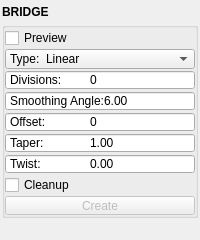
This is mayatk/edit_utils/bridge.ui in m3trik/mayatk as Qt 5 draws it before an edit. The edited form follows.
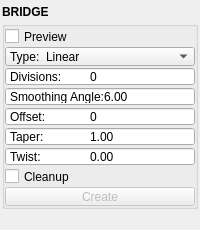
This is the edited form. Custom widgets are drawn as their Qt base class.

```diff
--- a/mayatk/edit_utils/bridge.ui
+++ b/mayatk/edit_utils/bridge.ui
@@ -55,13 +55,13 @@
         <property name="minimumSize">
          <size>
           <width>0</width>
-          <height>20</height>
+          <height>19</height>
          </size>
         </property>
         <property name="maximumSize">
          <size>
           <width>16777215</width>
-          <height>20</height>
+          <height>19</height>
          </size>
         </property>
         <property name="font">
@@ -109,13 +109,13 @@
              <property name="minimumSize">
               <size>
                <width>0</width>
-               <height>20</height>
+               <height>19</height>
               </size>
              </property>
              <property name="maximumSize">
               <size>
                <width>16777215</width>
-               <height>20</height>
+               <height>19</height>
               </size>
              </property>
              <property name="toolTip">
@@ -142,13 +142,13 @@
            <property name="minimumSize">
             <size>
              <width>0</width>
-             <height>20</height>
+             <height>19</height>
             </size>
            </property>
            <property name="maximumSize">
             <size>
              <width>16777215</width>
-             <height>20</height>
+             <height>19</height>
             </size>
            </property>
            <property name="toolTip">
@@ -229,13 +229,13 @@
            <property name="minimumSize">
             <size>
              <width>0</width>
-             <height>20</height>
+             <height>19</height>
             </size>
            </property>
            <property name="maximumSize">
             <size>
              <width>16777215</width>
-             <height>20</height>
+             <height>19</height>
             </size>
            </property>
            <property name="toolTip">
@@ -260,13 +260,13 @@
            <property name="minimumSize">
             <size>
              <width>0</width>
-             <height>20</height>
+             <height>19</height>
             </size>
            </property>
            <property name="maximumSize">
             <size>
              <width>16777215</width>
-             <height>20</height>
+             <height>19</height>
             </size>
            </property>
            <property name="toolTip">
@@ -300,13 +300,13 @@
            <property name="minimumSize">
             <size>
              <width>0</width>
-             <height>20</height>
+             <height>19</height>
             </size>
            </property>
            <property name="maximumSize">
             <size>
              <width>16777215</width>
-             <height>20</height>
+             <height>19</height>
             </size>
            </property>
            <property name="toolTip">
@@ -340,13 +340,13 @@
            <property name="minimumSize">
             <size>
              <width>0</width>
-             <height>20</height>
+             <height>19</height>
             </size>
            </property>
            <property name="maximumSize">
             <size>
              <width>16777215</width>
-             <height>20</height>
+             <height>19</height>
             </size>
            </property>
            <property name="toolTip">
@@ -380,13 +380,13 @@
            <property name="minimumSize">
             <size>
              <width>0</width>
-             <height>20</height>
+             <height>19</height>
             </size>
            </property>
            <property name="maximumSize">
             <size>
              <width>16777215</width>
-             <height>20</height>
+             <height>19</height>
             </size>
            </property>
            <property name="toolTip">
@@ -411,13 +411,13 @@
            <property name="minimumSize">
             <size>
              <width>0</width>
-             <height>20</height>
+             <height>19</height>
             </size>
            </property>
            <property name="maximumSize">
             <size>
              <width>16777215</width>
-             <height>20</height>
+             <height>19</height>
             </size>
            </property>
            <property name="maxVisibleItems">
@@ -470,13 +470,13 @@
         <property name="minimumSize">
          <size>
           <width>0</width>
-          <height>20</height>
+          <height>19</height>
          </size>
         </property>
         <property name="maximumSize">
          <size>
           <width>16777215</width>
-          <height>20</height>
+          <height>19</height>
          </size>
         </property>
        </widget>
```
